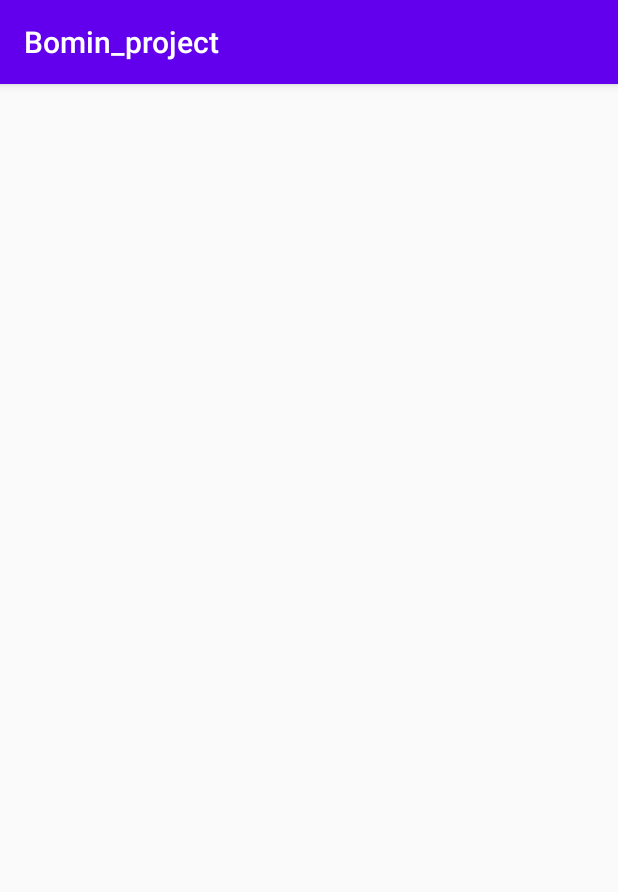
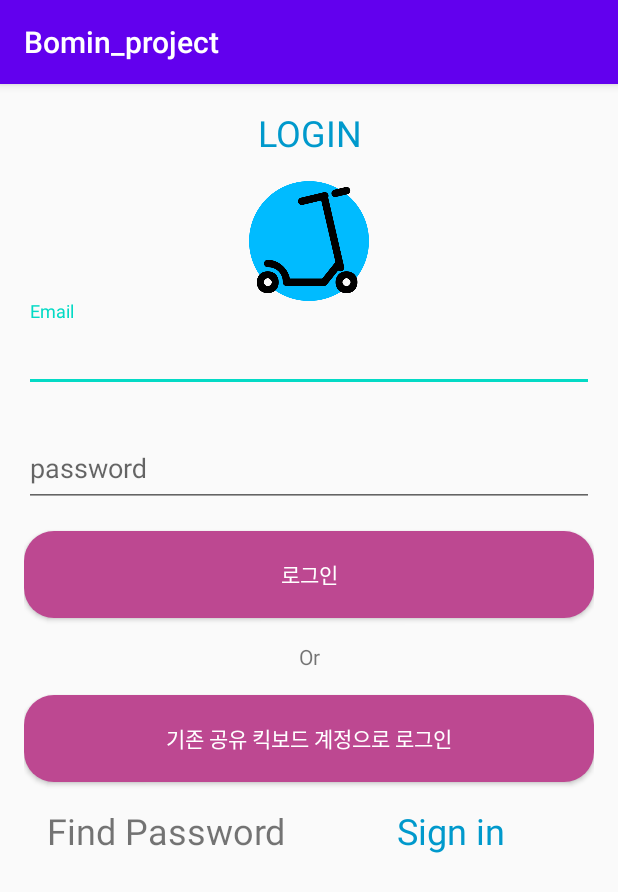
Before and after one commit to Ryuliguseul/BOMIN_Project, an Android app: the screen it shows after launch (MainActivity), on a phone screen of 412 x 824 dp. Shown: the top 892 px of the screen. Run offline under Robolectric (Android 15) with nearby library versions, the phone set to English and light mode, and no system bars; 1 statement that could not run was skipped.

Commit message:
로그인 페이지 구현

```diff
--- a/app/src/main/java/com/example/bomin_project/MainActivity.java
+++ b/app/src/main/java/com/example/bomin_project/MainActivity.java
@@ -2,13 +2,32 @@ package com.example.bomin_project;
 
 import androidx.appcompat.app.AppCompatActivity;
 
+import android.content.Intent;
 import android.os.Bundle;
+import com.google.android.material.textfield.TextInputEditText;
 
 public class MainActivity extends AppCompatActivity {
+
+    TextInputEditText TextInputEditText_email, TextInputEditText_password;
+    private Object View;
 
     @Override
     protected void onCreate(Bundle savedInstanceState) {
         super.onCreate(savedInstanceState);
         setContentView(R.layout.activity_login);
+
+        TextInputEditText_email = findViewById(R.id.TextInputEditText_email);
+        TextInputEditText_password = findViewById(R.id.TextInputEditText_password);
+
+        public void onClick(View v){
+            String email = TextInputEditText_email.getText().toString();
+            String password = TextInputEditText_password.getText().toString();
+
+            Intent intent = new Intent(MainActivity.this, LoginResultActivity.class);
+            intent.putExtra("email", email);
+            intent.putExtra("password", password);
+            startActivity(intent);
+
+        }
     }
 }
--- /dev/null
+++ b/app/src/main/res/drawable/button.xml
@@ -0,0 +1,13 @@
+<?xml version="1.0" encoding="utf-8"?>
+<selector xmlns:android="http://schemas.android.com/apk/res/android">
+    <item android:state_enabled="true">
+        <shape>
+            <solid android:color="#BD4891">
+
+            </solid>
+            <corners android:radius="20dp">
+
+            </corners>
+        </shape>
+    </item>
+</selector>
--- a/app/src/main/res/layout/activity_login.xml
+++ b/app/src/main/res/layout/activity_login.xml
@@ -1,13 +1,20 @@
 <?xml version="1.0" encoding="utf-8"?>
 <LinearLayout
     xmlns:android="http://schemas.android.com/apk/res/android"
+    xmlns:tools="http://schemas.android.com/tools"
     android:layout_width="match_parent"
     android:layout_height="match_parent"
-    android:orientation="vertical">
+    android:orientation="vertical"
+    android:paddingLeft="16dp"
+    android:paddingRight="16dp"
+    android:paddingTop="16dp"
+    tools:context=".MainActivity"
+    >
 
     <TextView
         android:layout_width="match_parent"
         android:layout_height="wrap_content"
+        android:layout_marginBottom="16dp"
         android:gravity="center"
         android:text="LOGIN"
         android:textColor="@android:color/holo_blue_dark"
@@ -16,41 +23,62 @@
 
     <ImageView
         android:layout_width="match_parent"
-        android:layout_height="wrap_content"
+        android:layout_height="80dp"
         android:background="@null"
-        android:src="@mipmap/ic_launcher"
+        android:src="@drawable/main_icon"
         android:layout_gravity="center"
         ></ImageView>
 
+    <com.google.android.material.textfield.TextInputLayout
+        android:layout_width="match_parent"
+        android:layout_height="wrap_content"
+        android:layout_marginBottom="16dp">
+        <com.google.android.material.textfield.TextInputEditText
+            android:layout_width="match_parent"
+            android:layout_height="50dp"
+            android:hint="Email"
+            android:id="@+id/TextInputEditText_email">
+        </com.google.android.material.textfield.TextInputEditText>
 
-    <EditText
+    </com.google.android.material.textfield.TextInputLayout>
+
+    <com.google.android.material.textfield.TextInputLayout
         android:layout_width="match_parent"
-        android:layout_height="58dp"
-        ></EditText>
+        android:layout_height="wrap_content"
+        android:layout_marginBottom="16dp">
+        <com.google.android.material.textfield.TextInputEditText
+            android:layout_width="match_parent"
+            android:layout_height="50dp"
+            android:hint="password"
+            android:id="@+id/TextInputEditText_password">
+        </com.google.android.material.textfield.TextInputEditText>
 
-    <EditText
-        android:layout_width="match_parent"
-        android:layout_height="58dp"
-        ></EditText>
+    </com.google.android.material.textfield.TextInputLayout>
 
     <Button
         android:layout_width="match_parent"
         android:layout_height="58dp"
+        android:layout_marginBottom="16dp"
         android:text="로그인"
+        android:background="@drawable/button"
+        android:textColor="#ffffff"
         ></Button>
 
 
-    <TextVeiw
+    <TextView
         android:layout_width="match_parent"
         android:layout_height="wrap_content"
-        android:layout_gravity="center"
-        android:text="or"
-        ></TextVeiw>
+        android:gravity="center"
+        android:layout_marginBottom="16dp"
+        android:text="Or"/>
 
     <Button
         android:layout_width="match_parent"
         android:layout_height="58dp"
+        android:layout_marginBottom="16dp"
         android:text="기존 공유 킥보드 계정으로 로그인"
+        android:background="@drawable/button"
+        android:textColor="#ffffff"
         ></Button>
 
     <LinearLayout
@@ -59,16 +87,16 @@
         android:orientation="horizontal"
         android:weightSum="10"
         >
-        <TextVeiw
+        <TextView
             android:layout_width="match_parent"
             android:layout_height="wrap_content"
             android:gravity="center"
             android:layout_weight="5"
             android:text="Find Password"
             android:textSize="24sp"
-            ></TextVeiw>
+            ></TextView>
 
-        <TextVeiw
+        <TextView
             android:layout_width="match_parent"
             android:layout_height="wrap_content"
             android:gravity="center"
@@ -76,7 +104,7 @@
             android:text="Sign in"
             android:textColor="@android:color/holo_blue_dark"
             android:textSize="24sp"
-            ></TextVeiw>
+            ></TextView>
 
     </LinearLayout>
 
```
Also changed, not shown: app/src/main/java/com/example/bomin_project/LoginResultActivity.java (added, +26 -0 lines), app/src/main/res/drawable/main_icon.png (added).
